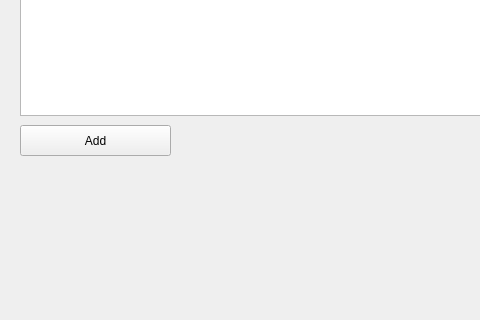
The window that mainwindow.ui (hermanno16/vika3) describes before a commit, drawn with Qt 5; both pictures show x 0 to 480 and y 332 to 652 of the 768 by 652 pixel window.
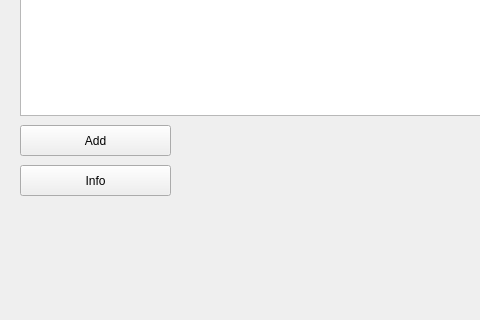
The same window after the commit.

What changed in the file:
```diff
--- a/mainwindow.ui
+++ b/mainwindow.ui
@@ -149,6 +149,19 @@
      </rect>
     </property>
    </widget>
+   <widget class="QPushButton" name="button_scientist_info">
+    <property name="geometry">
+     <rect>
+      <x>20</x>
+      <y>480</y>
+      <width>151</width>
+      <height>31</height>
+     </rect>
+    </property>
+    <property name="text">
+     <string>Info</string>
+    </property>
+   </widget>
   </widget>
   <widget class="QToolBar" name="mainToolBar">
    <attribute name="toolBarArea">
```
Left out of the diff: 8 changed lines with no effect on the pictures.
